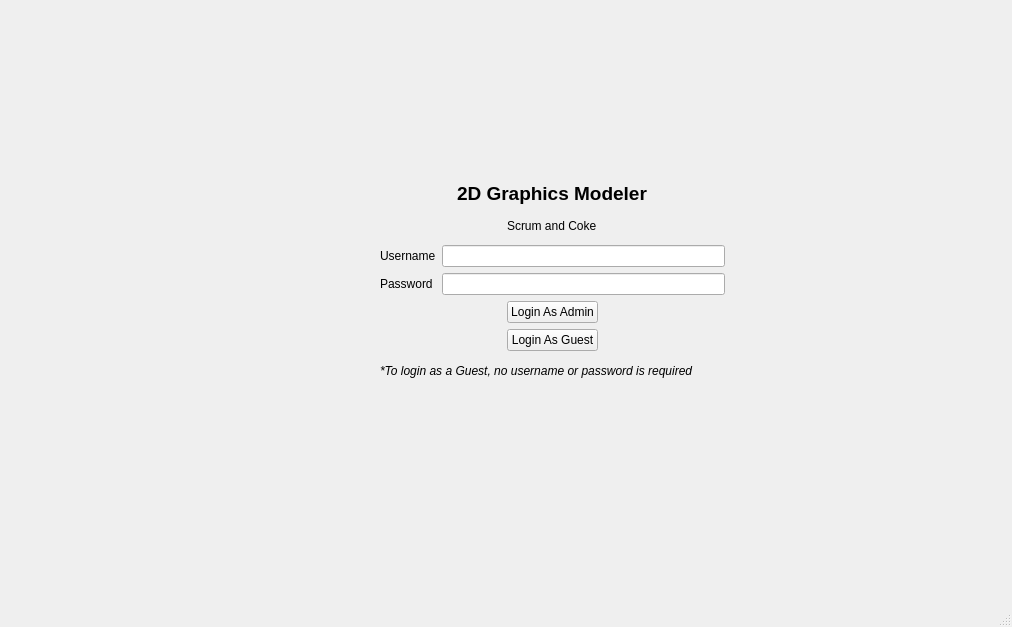
Old version of the form CS1C_Graphics_Modeler/mainwindow.ui in the repository utsavparajuli/CS1C-Group-Project.
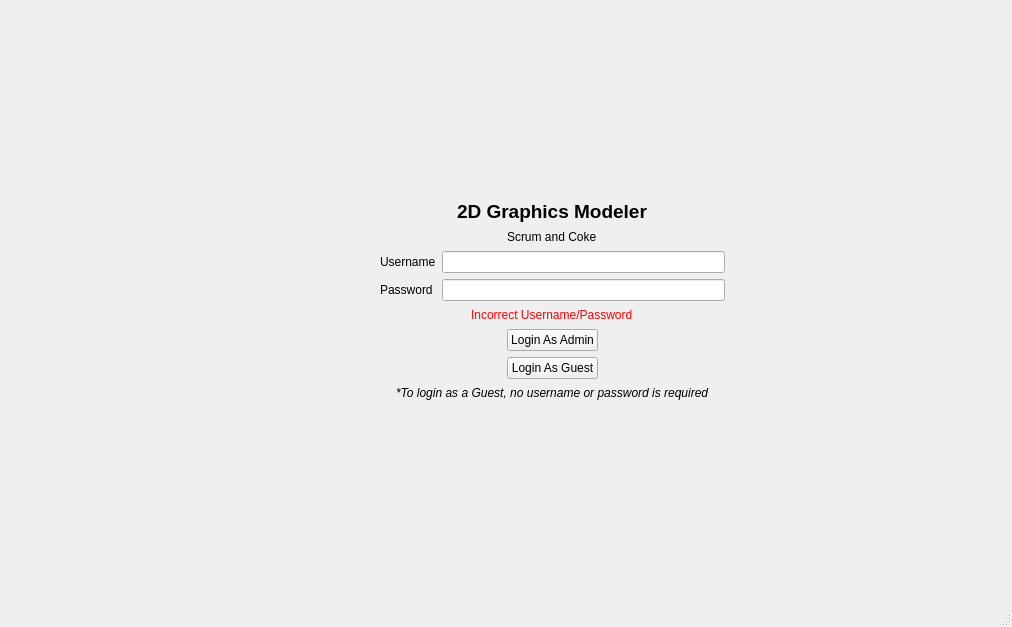
New version of the form.

Patch:
```diff
--- a/CS1C_Graphics_Modeler/mainwindow.ui
+++ b/CS1C_Graphics_Modeler/mainwindow.ui
@@ -31,9 +31,9 @@
       <property name="geometry">
        <rect>
         <x>380</x>
-        <y>180</y>
+        <y>200</y>
         <width>345</width>
-        <height>204</height>
+        <height>201</height>
        </rect>
       </property>
       <layout class="QVBoxLayout" name="verticalLayout">
@@ -71,10 +71,24 @@
           </widget>
          </item>
          <item row="1" column="1">
-          <widget class="QLineEdit" name="PasswordEntry_2"/>
+          <widget class="QLineEdit" name="PasswordEntry">
+           <property name="echoMode">
+            <enum>QLineEdit::Password</enum>
+           </property>
+          </widget>
          </item>
         </layout>
        </item>
+       <item alignment="Qt::AlignHCenter">
+        <widget class="QLabel" name="IncorrectPasswordLabel">
+         <property name="text">
+          <string>&lt;html&gt;&lt;head/&gt;&lt;body&gt;&lt;p&gt;&lt;span style=&quot; color:#ff0000;&quot;&gt;Incorrect Username/Password&lt;/span&gt;&lt;/p&gt;&lt;/body&gt;&lt;/html&gt;</string>
+         </property>
+         <property name="textFormat">
+          <enum>Qt::AutoText</enum>
+         </property>
+        </widget>
+       </item>
        <item alignment="Qt::AlignHCenter">
         <widget class="QPushButton" name="LoginButton">
          <property name="text">
@@ -89,7 +103,7 @@
          </property>
         </widget>
        </item>
-       <item>
+       <item alignment="Qt::AlignHCenter">
         <widget class="QLabel" name="LoginUserNoteTitle">
          <property name="font">
           <font>
```
Left out of the diff: 8 changed lines with no effect on the pictures.
